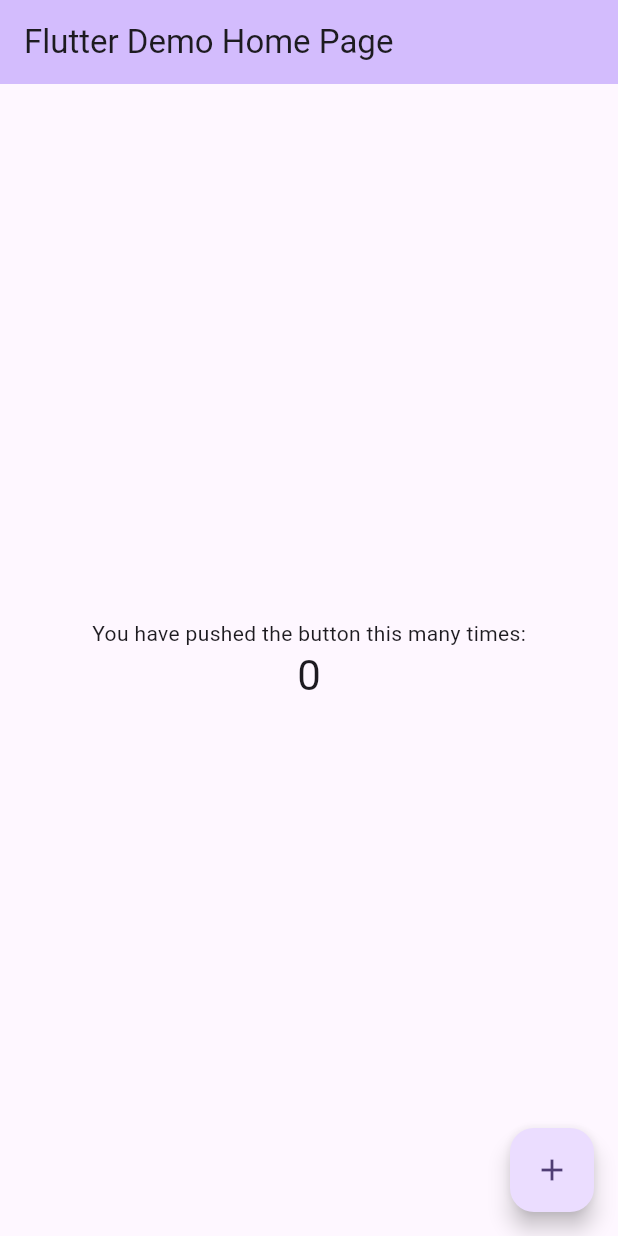
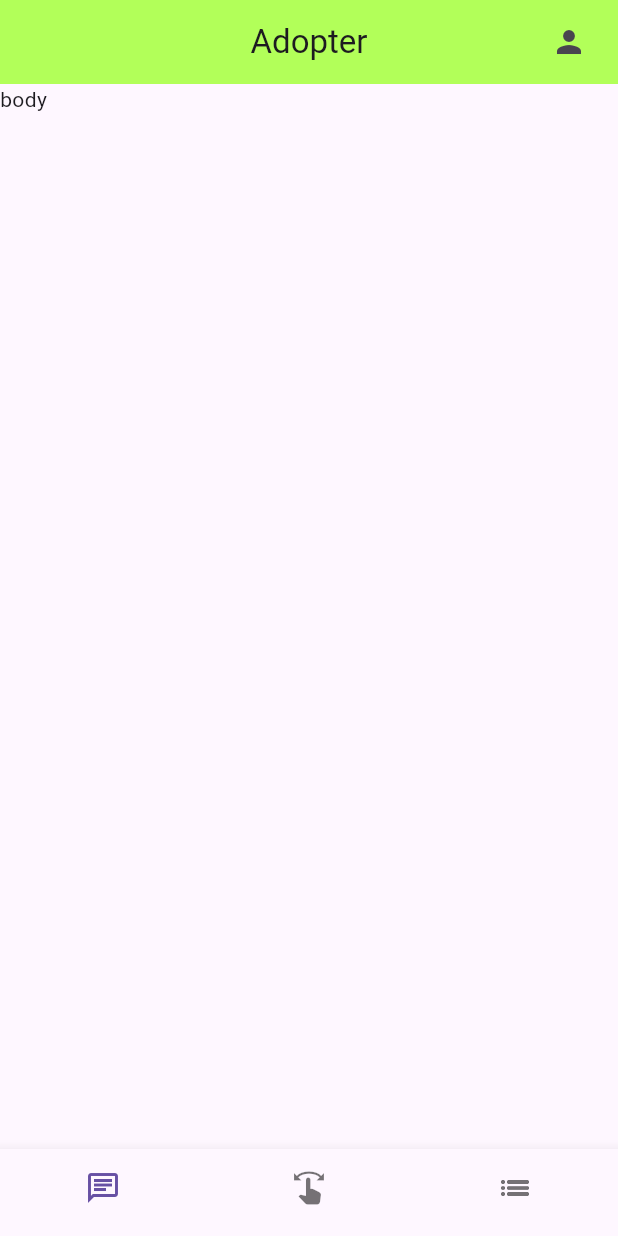
Before and after one commit to chewzzz1014/sse3401-adopter-project, a Flutter app: the screen it shows after launch, on a phone screen of 412 x 824 dp. Run offline on Flutter 3.47's test engine with Material 3 defaults, Android fonts, the light colour scheme and no system bars.

Commit message:
appbar and btm nav bar

```diff
--- a/lib/main.dart
+++ b/lib/main.dart
@@ -1,4 +1,5 @@
 import 'package:flutter/material.dart';
+import './main_page_with_btm_nav.dart';
 
 void main() {
   runApp(const MyApp());
@@ -10,116 +11,24 @@
   // This widget is the root of your application.
   @override
   Widget build(BuildContext context) {
-    return MaterialApp(
-      title: 'Flutter Demo',
-      theme: ThemeData(
-        // This is the theme of your application.
-        //
-        // TRY THIS: Try running your application with "flutter run". You'll see
-        // the application has a purple toolbar. Then, without quitting the app,
-        // try changing the seedColor in the colorScheme below to Colors.green
-        // and then invoke "hot reload" (save your changes or press the "hot
-        // reload" button in a Flutter-supported IDE, or press "r" if you used
-        // the command line to start the app).
-        //
-        // Notice that the counter didn't reset back to zero; the application
-        // state is not lost during the reload. To reset the state, use hot
-        // restart instead.
-        //
-        // This works for code too, not just values: Most code changes can be
-        // tested with just a hot reload.
-        colorScheme: ColorScheme.fromSeed(seedColor: Colors.deepPurple),
-        useMaterial3: true,
-      ),
-      home: const MyHomePage(title: 'Flutter Demo Home Page'),
+    return const MaterialApp(
+      title: 'Adopter',
+      home: MyHomePage(),
+      debugShowCheckedModeBanner: false,
     );
   }
 }
 
 class MyHomePage extends StatefulWidget {
-  const MyHomePage({super.key, required this.title});
-
-  // This widget is the home page of your application. It is stateful, meaning
-  // that it has a State object (defined below) that contains fields that affect
-  // how it looks.
-
-  // This class is the configuration for the state. It holds the values (in this
-  // case the title) provided by the parent (in this case the App widget) and
-  // used by the build method of the State. Fields in a Widget subclass are
-  // always marked "final".
-
-  final String title;
+  const MyHomePage({super.key});
 
   @override
   State<MyHomePage> createState() => _MyHomePageState();
 }
 
 class _MyHomePageState extends State<MyHomePage> {
-  int _counter = 0;
-
-  void _incrementCounter() {
-    setState(() {
-      // This call to setState tells the Flutter framework that something has
-      // changed in this State, which causes it to rerun the build method below
-      // so that the display can reflect the updated values. If we changed
-      // _counter without calling setState(), then the build method would not be
-      // called again, and so nothing would appear to happen.
-      _counter++;
-    });
-  }
-
   @override
   Widget build(BuildContext context) {
-    // This method is rerun every time setState is called, for instance as done
-    // by the _incrementCounter method above.
-    //
-    // The Flutter framework has been optimized to make rerunning build methods
-    // fast, so that you can just rebuild anything that needs updating rather
-    // than having to individually change instances of widgets.
-    return Scaffold(
-      appBar: AppBar(
-        // TRY THIS: Try changing the color here to a specific color (to
-        // Colors.amber, perhaps?) and trigger a hot reload to see the AppBar
-        // change color while the other colors stay the same.
-        backgroundColor: Theme.of(context).colorScheme.inversePrimary,
-        // Here we take the value from the MyHomePage object that was created by
-        // the App.build method, and use it to set our appbar title.
-        title: Text(widget.title),
-      ),
-      body: Center(
-        // Center is a layout widget. It takes a single child and positions it
-        // in the middle of the parent.
-        child: Column(
-          // Column is also a layout widget. It takes a list of children and
-          // arranges them vertically. By default, it sizes itself to fit its
-          // children horizontally, and tries to be as tall as its parent.
-          //
-          // Column has various properties to control how it sizes itself and
-          // how it positions its children. Here we use mainAxisAlignment to
-          // center the children vertically; the main axis here is the vertical
-          // axis because Columns are vertical (the cross axis would be
-          // horizontal).
-          //
-          // TRY THIS: Invoke "debug painting" (choose the "Toggle Debug Paint"
-          // action in the IDE, or press "p" in the console), to see the
-          // wireframe for each widget.
-          mainAxisAlignment: MainAxisAlignment.center,
-          children: <Widget>[
-            const Text(
-              'You have pushed the button this many times:',
-            ),
-            Text(
-              '$_counter',
-              style: Theme.of(context).textTheme.headlineMedium,
-            ),
-          ],
-        ),
-      ),
-      floatingActionButton: FloatingActionButton(
-        onPressed: _incrementCounter,
-        tooltip: 'Increment',
-        child: const Icon(Icons.add),
-      ), // This trailing comma makes auto-formatting nicer for build methods.
-    );
+    return const HomePage();
   }
 }
--- /dev/null
+++ b/lib/main_page_with_btm_nav.dart
@@ -0,0 +1,48 @@
+import 'package:flutter/material.dart';
+
+class HomePage extends StatefulWidget {
+  const HomePage({super.key});
+
+  @override
+  State<HomePage> createState() => _HomePageState();
+}
+
+class _HomePageState extends State<HomePage> {
+  @override
+  Widget build(BuildContext context) {
+    return Scaffold(
+      appBar: AppBar(
+        automaticallyImplyLeading: false,
+        title: Text('Adopter'),
+        centerTitle: true,
+        backgroundColor: Colors.lightGreenAccent,
+        actions: [
+          Padding(
+            padding: EdgeInsets.only(
+                right: MediaQuery.of(context).size.width * 0.05),
+            child: const Icon(Icons.person),
+          )
+        ],
+      ),
+      body: Text('body'),
+      bottomNavigationBar: BottomNavigationBar(
+        items: const [
+          BottomNavigationBarItem(
+            label: 'profile',
+            icon: Icon(Icons.chat_outlined),
+          ),
+          BottomNavigationBarItem(
+            label: 'home',
+            icon: Icon(Icons.swipe),
+          ),
+          BottomNavigationBarItem(
+            label: 'settings',
+            icon: Icon(Icons.list_outlined),
+          ),
+        ],
+        showSelectedLabels: false,
+        showUnselectedLabels: false,
+      ),
+    );
+  }
+}
```
